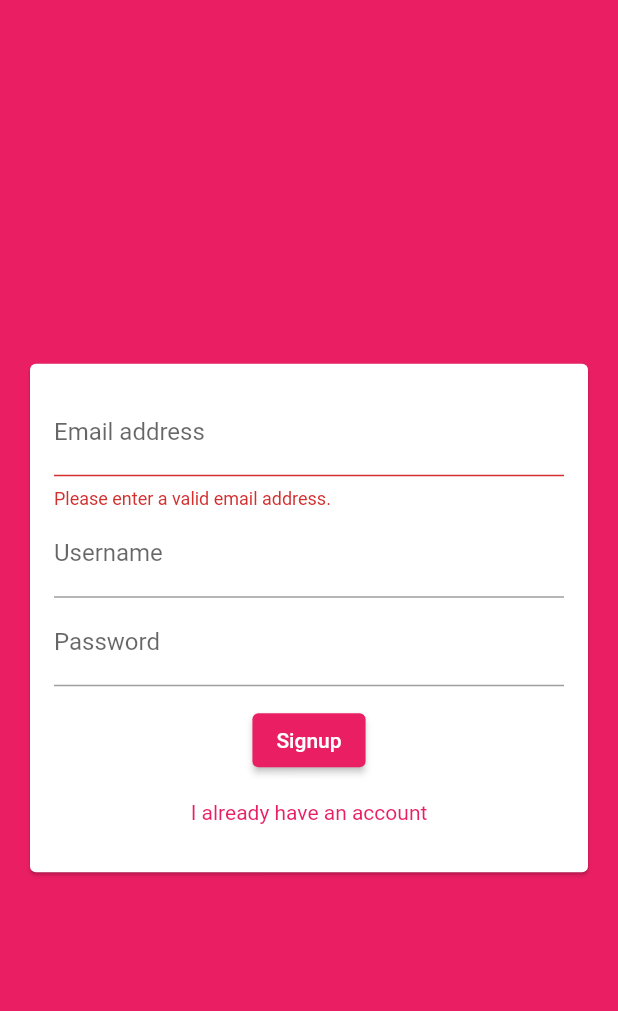
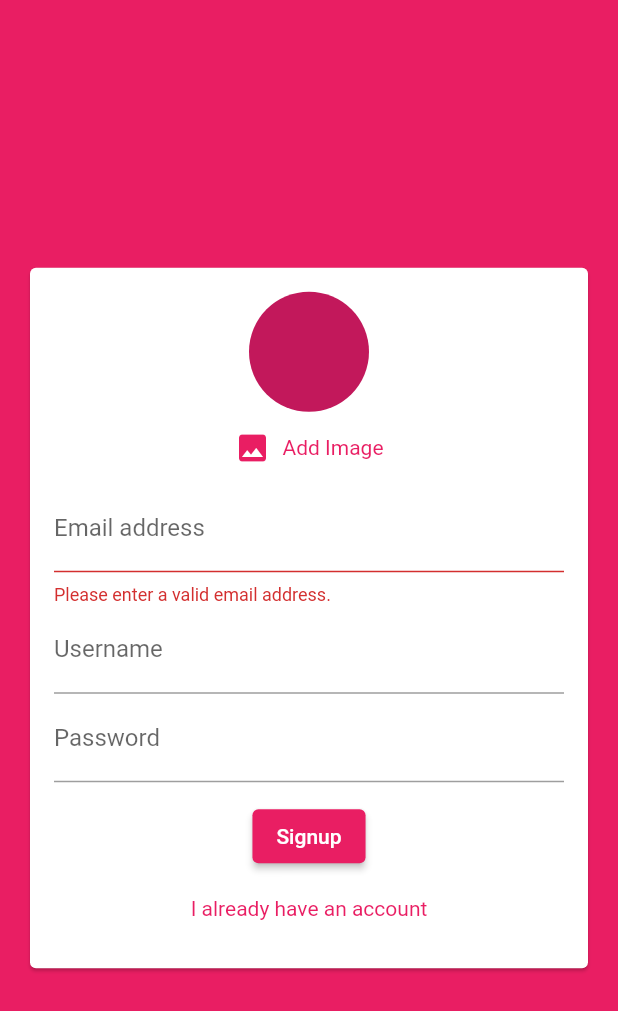
Before and after one commit to aptx113/chat_with_us, a Flutter app: the screen it shows after launch, after a tap on "Login", after a tap on "Create new account", on a phone screen of 412 x 824 dp. Shown: the top 1011 px of the screen. Run offline on Flutter 3.47's test engine with Material 2 defaults, Android fonts, the light colour scheme and no system bars; our stand-ins replace cloud_firestore, firebase_auth, firebase_core, image_picker; accounts and stored records are empty.

Commit message:
PickImage for avatar

```diff
--- a/lib/widgets/auth/auth_form_widget.dart
+++ b/lib/widgets/auth/auth_form_widget.dart
@@ -1,4 +1,6 @@
 import 'package:flutter/material.dart';
+
+import '../pickers/user_image_picker_widget.dart';
 
 class AuthFormWidget extends StatefulWidget {
   const AuthFormWidget(
@@ -44,6 +46,7 @@ class _AuthFormWidgetState extends State<AuthFormWidget> {
             child: Column(
               mainAxisSize: MainAxisSize.min,
               children: [
+                if (!_isLogin) UserImagePickerWidget(),
                 TextFormField(
                   key: const ValueKey('userEmail'),
                   validator: (value) {
--- /dev/null
+++ b/lib/widgets/pickers/user_image_picker_widget.dart
@@ -0,0 +1,44 @@
+import 'dart:io';
+
+import 'package:flutter/material.dart';
+import 'package:image_picker/image_picker.dart';
+
+class UserImagePickerWidget extends StatefulWidget {
+  UserImagePickerWidget({Key? key}) : super(key: key);
+
+  @override
+  State<UserImagePickerWidget> createState() => _UserImagePickerWidgetState();
+}
+
+class _UserImagePickerWidgetState extends State<UserImagePickerWidget> {
+  File? _pickedImage;
+  Future<void> _pickImage() async {
+    final photo = await ImagePicker().pickImage(source: ImageSource.camera);
+    setState(() {
+      _pickedImage = File(photo?.path as String);
+    });
+  }
+
+  @override
+  Widget build(BuildContext context) {
+    return Column(
+      children: [
+        CircleAvatar(
+          radius: 40,
+          backgroundImage:
+              _pickedImage != null ? FileImage(_pickedImage!) : null,
+        ),
+        TextButton.icon(
+          onPressed: _pickImage,
+          style: ButtonStyle(
+            textStyle: MaterialStateProperty.all(
+              TextStyle(color: Theme.of(context).primaryColor),
+            ),
+          ),
+          icon: const Icon(Icons.image),
+          label: const Text('Add Image'),
+        ),
+      ],
+    );
+  }
+}
--- a/pubspec.yaml
+++ b/pubspec.yaml
@@ -33,6 +33,7 @@ dependencies:
   firebase_core: ^1.19.2
   flutter:
     sdk: flutter
+  image_picker: ^0.8.5+3
   logger: ^1.1.0
 
 dev_dependencies:
```
Also changed, not shown: pubspec.lock, 1 other file.
